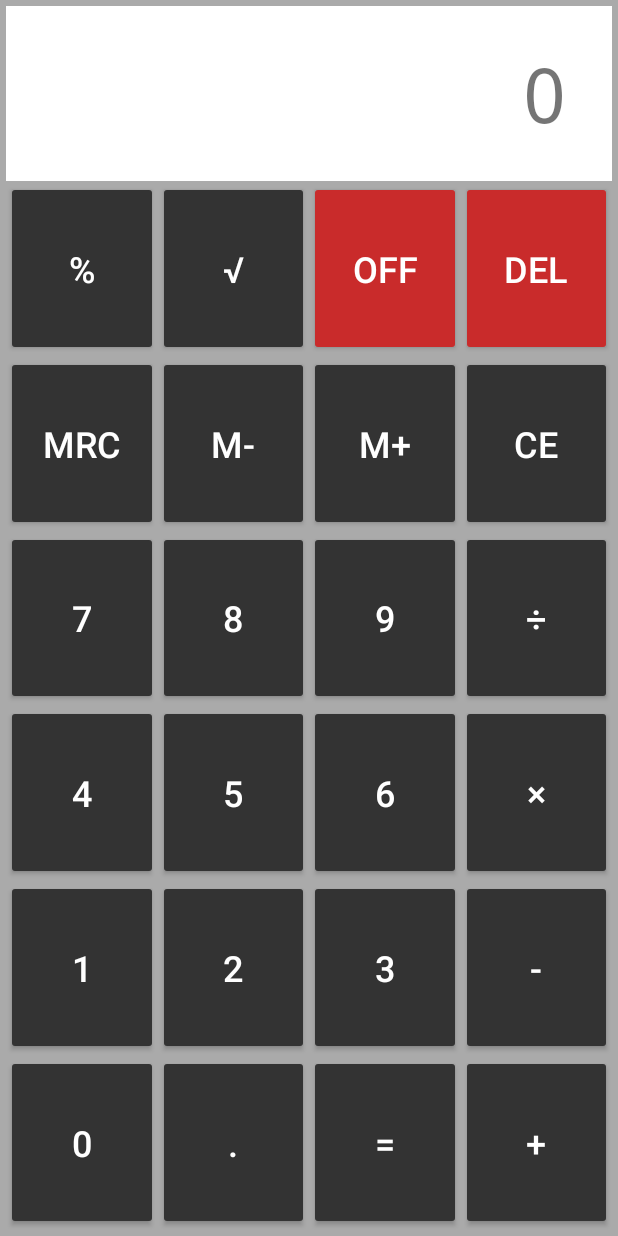
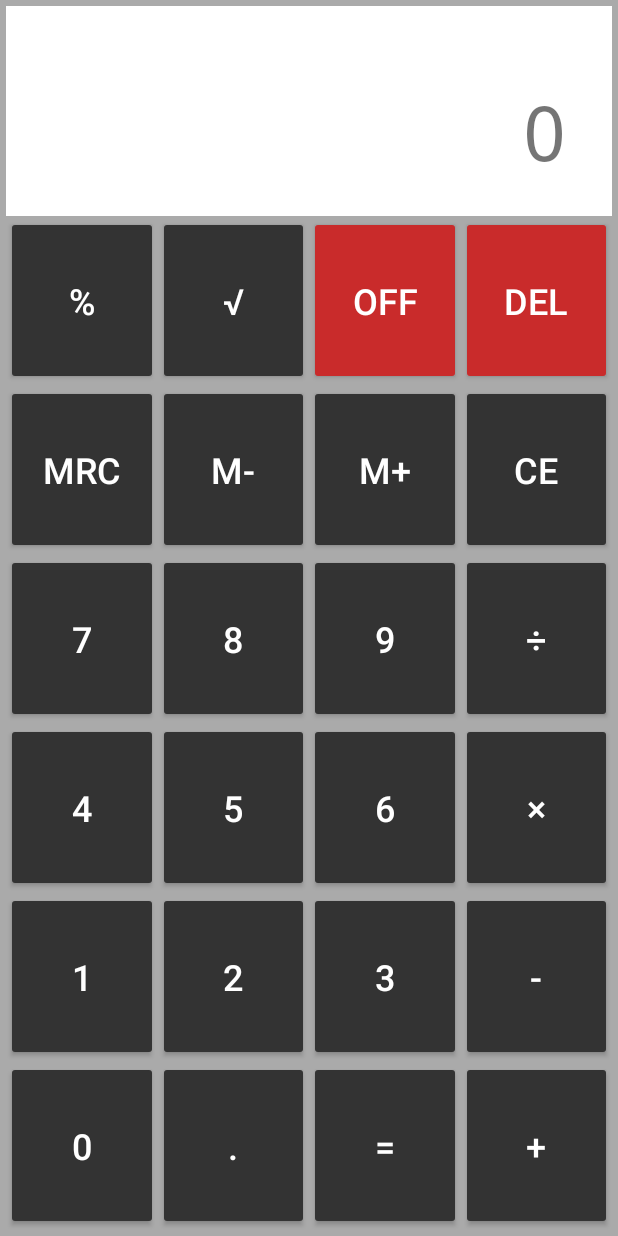
Before and after one commit to helton-isac/CalcHITG, an Android app: the screen it shows after launch (CalculatorActivity), on a phone screen of 412 x 824 dp. Run offline under Robolectric (Android 15) with nearby library versions, the phone set to English and light mode, and no system bars; libraries missing offline, so code that uses them is left out: com.crashlytics.android.

Commit message:
Showing Memory all the time

```diff
--- a/app/src/main/java/br/com/hitg/calculator/calculator/Calculator.kt
+++ b/app/src/main/java/br/com/hitg/calculator/calculator/Calculator.kt
@@ -18,6 +18,13 @@ class Calculator {
      * The typed number and results must be saved in this variable.
      */
     var displayNumber: CalculatorDisplay = CalculatorDisplay(8)
+
+    /**
+     * Display Number of the memory.
+     *
+     * The typed number and results must be saved in this variable.
+     */
+    var userMemorydisplayNumber: CalculatorDisplay = CalculatorDisplay(8)
 
     /**
      * When an operation is initialized, must clean the current display number.
@@ -66,10 +73,20 @@ class Calculator {
      * @param value Value to apply.
      */
     private fun applyResult(value: BigDecimal) {
+        setFormattedValueOnDisplay(displayNumber, value)
+        cleanDisplayOnNextInteraction = true
+    }
+
+    /**
+     * Sets a value formatted in a given display value.
+     *
+     * @param display Display to set the value.
+     * @param value Value to format and set.
+     */
+    private fun setFormattedValueOnDisplay(display: CalculatorDisplay, value: BigDecimal) {
         val df = DecimalFormat("0", DecimalFormatSymbols.getInstance(Locale.ENGLISH))
         df.maximumFractionDigits = 340
-        displayNumber.setValue(df.format(value))
-        cleanDisplayOnNextInteraction = true
+        display.setValue(df.format(value))
     }
 
     /**
@@ -202,6 +219,7 @@ class Calculator {
             equals()
         }
         userMemory.mPlus(displayNumber.toBigDecimal())
+        setFormattedValueOnDisplay(userMemorydisplayNumber, userMemory.currentMemoryValue())
     }
 
     /**
@@ -212,6 +230,7 @@ class Calculator {
             equals()
         }
         userMemory.mSubtract(displayNumber.toBigDecimal())
+        setFormattedValueOnDisplay(userMemorydisplayNumber, userMemory.currentMemoryValue())
     }
 
     /**
@@ -221,6 +240,7 @@ class Calculator {
         if (userMemory.isMemoryInUse) {
             applyResult(this.userMemory.mrc())
         }
+        setFormattedValueOnDisplay(userMemorydisplayNumber, userMemory.currentMemoryValue())
     }
 
     /**
--- a/app/src/main/java/br/com/hitg/calculator/calculator/CalculatorActivity.kt
+++ b/app/src/main/java/br/com/hitg/calculator/calculator/CalculatorActivity.kt
@@ -153,7 +153,7 @@ class CalculatorActivity : AppCompatActivity(), CalculatorContract.View, View.On
     private fun showError() {
         txtDisplay.setText(R.string.error)
         updateOperation(Operations.NONE)
-        showMemoryIndicator(false)
+        updateMemoryDisplay(false, "")
     }
 
     /**
@@ -181,12 +181,19 @@ class CalculatorActivity : AppCompatActivity(), CalculatorContract.View, View.On
     }
 
     /**
-     * Shows the indicator if there is a number in memory or not.
+     * Update the display of the User Memory Calculator.
      *
-     * @param isMemoryInUse True if must shows the indicator.
+     * @param isMemoryInUse Whether must show memory or not
+     * @param value Value to show.
      */
-    override fun showMemoryIndicator(isMemoryInUse: Boolean) {
-        txtMemory.visibility = if (isMemoryInUse) View.VISIBLE else View.GONE
+    override fun updateMemoryDisplay(isMemoryInUse: Boolean, value: String) {
+        if (isMemoryInUse) {
+            txtMemory.setText(R.string.memory_symbol)
+            txtMemoryDisplay.text = value
+        } else {
+            txtMemory.text = ""
+            txtMemoryDisplay.text = ""
+        }
     }
 
     /**
--- a/app/src/main/java/br/com/hitg/calculator/calculator/CalculatorContract.kt
+++ b/app/src/main/java/br/com/hitg/calculator/calculator/CalculatorContract.kt
@@ -78,11 +78,12 @@ interface CalculatorContract {
         fun updateOperation(currentOperation: Operations)
 
         /**
-         * Shows whether the memory is in use or not.
+         * Update the display of the User Memory Calculator.
          *
-         * @param isMemoryInUse
+         * @param isMemoryInUse Whether must show memory or not
+         * @param value Value to show.
          */
-        fun showMemoryIndicator(isMemoryInUse: Boolean)
+        fun updateMemoryDisplay(isMemoryInUse: Boolean, value: String)
 
         /**
          * Closes the application.
--- a/app/src/main/java/br/com/hitg/calculator/calculator/CalculatorPresenter.kt
+++ b/app/src/main/java/br/com/hitg/calculator/calculator/CalculatorPresenter.kt
@@ -25,7 +25,8 @@ class CalculatorPresenter(private val calculatorView: CalculatorContract.View) :
     private fun updateView() {
         calculatorView.updateDisplay(calculator.displayNumber.toString())
         calculatorView.updateOperation(calculator.currentOperation)
-        calculatorView.showMemoryIndicator(calculator.isMemoryInUse())
+        calculatorView.updateMemoryDisplay(calculator.isMemoryInUse(),
+                calculator.userMemorydisplayNumber.toString())
     }
 
     override fun add() {
--- a/app/src/main/res/layout/activity_calculator.xml
+++ b/app/src/main/res/layout/activity_calculator.xml
@@ -10,6 +10,36 @@
     tools:context="br.com.hitg.calculator.calculator.CalculatorActivity">
 
     <TextView
+        android:id="@+id/txtMemoryDisplay"
+        android:layout_width="0dp"
+        android:layout_height="wrap_content"
+        android:background="@android:color/background_light"
+        android:fontFamily="monospace"
+        android:text="@string/digit_0"
+        android:textAlignment="textEnd"
+        android:textSize="20sp"
+        android:textStyle="bold"
+        app:layout_constraintEnd_toStartOf="@+id/txtSignals"
+        app:layout_constraintLeft_toLeftOf="parent"
+        app:layout_constraintStart_toStartOf="parent"
+        app:layout_constraintTop_toTopOf="parent" />
+
+    <TextView
+        android:id="@+id/txtMemory"
+        android:layout_width="0dp"
+        android:layout_height="0dp"
+        android:background="@android:color/background_light"
+        android:fontFamily="sans-serif"
+        android:text="@string/memory_symbol"
+        android:textSize="14sp"
+        android:textStyle="bold"
+        android:gravity="center_vertical|center_horizontal"
+        app:layout_constraintBottom_toBottomOf="@+id/txtMemoryDisplay"
+        app:layout_constraintEnd_toEndOf="parent"
+        app:layout_constraintStart_toEndOf="@+id/txtMemoryDisplay"
+        app:layout_constraintTop_toTopOf="parent" />
+
+    <TextView
         android:id="@+id/txtDisplay"
         android:layout_width="0dp"
         android:layout_height="0dp"
@@ -19,10 +49,10 @@
         android:maxLines="1"
         android:text="@string/digit_0"
         android:textSize="50sp"
+        app:layout_constraintBottom_toTopOf="@id/btnPercent"
         app:layout_constraintEnd_toStartOf="@+id/txtSignals"
         app:layout_constraintStart_toStartOf="parent"
-        app:layout_constraintTop_toTopOf="parent"
-        app:layout_constraintBottom_toTopOf="@id/btnPercent" />
+        app:layout_constraintTop_toBottomOf="@+id/txtMemoryDisplay" />
 
     <TextView
         android:id="@+id/txtSignals"
@@ -34,23 +64,10 @@
         android:maxLines="1"
         android:text="@string/plus_sign"
         android:textSize="30sp"
+        app:layout_constraintBottom_toTopOf="@id/btnDell"
         app:layout_constraintEnd_toEndOf="parent"
         app:layout_constraintStart_toEndOf="@+id/txtDisplay"
-        app:layout_constraintTop_toTopOf="parent"
-        app:layout_constraintBottom_toTopOf="@id/btnDell" />
-
-    <TextView
-        android:id="@+id/txtMemory"
-        android:layout_width="wrap_content"
-        android:layout_height="wrap_content"
-        android:fontFamily="sans-serif"
-        android:text="@string/memory_symbol"
-        android:textSize="14sp"
-        android:textStyle="bold"
-        android:typeface="normal"
-        app:layout_constraintEnd_toEndOf="@+id/txtSignals"
-        app:layout_constraintStart_toEndOf="@+id/txtDisplay"
-        app:layout_constraintTop_toTopOf="@+id/txtSignals" />
+        app:layout_constraintTop_toBottomOf="@+id/txtMemory" />
 
     <android.support.v7.widget.AppCompatButton
         android:id="@+id/btnPercent"
--- a/app/src/main/res/values/strings.xml
+++ b/app/src/main/res/values/strings.xml
@@ -1,30 +1,29 @@
 <resources>
-    <string name="app_name">Calc HITG</string>
-    <string name="digit_0">0</string>
-    <string name="digit_1">1</string>
-    <string name="digit_2">2</string>
-    <string name="digit_3">3</string>
-    <string name="digit_4">4</string>
-    <string name="digit_5">5</string>
-    <string name="digit_6">6</string>
-    <string name="digit_7">7</string>
-    <string name="digit_8">8</string>
-    <string name="digit_9">9</string>
-    <string name="dot_sign">.</string>
-    <string name="plus_sign">+</string>
-    <string name="minus_sign">-</string>
-    <string name="multiplication_sign">×</string>
-    <string name="division_sign">÷</string>
-    <string name="percent_sign">%</string>
-    <string name="square_root_sign">√</string>
-    <string name="equals_sign">=</string>
-    <string name="del">DEL</string>
-    <string name="mrc">MRC</string>
-    <string name="m_minus">M-</string>
-    <string name="m_plus">M+</string>
-    <string name="ce">CE</string>
-    <string name="off">OFF</string>
-    <string name="error_max_digits_allowed">Error: The maximum number of digits allowed is </string>
-    <string name="memory_symbol">M</string>
-    <string name="error">Error</string>
+    <string name="app_name" translatable="false">Calc HITG</string>
+    <string name="digit_0" translatable="false">0</string>
+    <string name="digit_1" translatable="false">1</string>
+    <string name="digit_2" translatable="false">2</string>
+    <string name="digit_3" translatable="false">3</string>
+    <string name="digit_4" translatable="false">4</string>
+    <string name="digit_5" translatable="false">5</string>
+    <string name="digit_6" translatable="false">6</string>
+    <string name="digit_7" translatable="false">7</string>
+    <string name="digit_8" translatable="false">8</string>
+    <string name="digit_9" translatable="false">9</string>
+    <string name="dot_sign" translatable="false">.</string>
+    <string name="plus_sign" translatable="false">+</string>
+    <string name="minus_sign" translatable="false">-</string>
+    <string name="multiplication_sign" translatable="false">×</string>
+    <string name="division_sign" translatable="false">÷</string>
+    <string name="percent_sign" translatable="false">%</string>
+    <string name="square_root_sign" translatable="false">√</string>
+    <string name="equals_sign" translatable="false">=</string>
+    <string name="del" translatable="false">DEL</string>
+    <string name="mrc" translatable="false">MRC</string>
+    <string name="m_minus" translatable="false">M-</string>
+    <string name="m_plus" translatable="false">M+</string>
+    <string name="ce" translatable="false">CE</string>
+    <string name="off" translatable="false">OFF</string>
+    <string name="memory_symbol" translatable="false">M</string>
+    <string name="error">ERROR</string>
 </resources>
```
Also changed, not shown: 1 other file.
